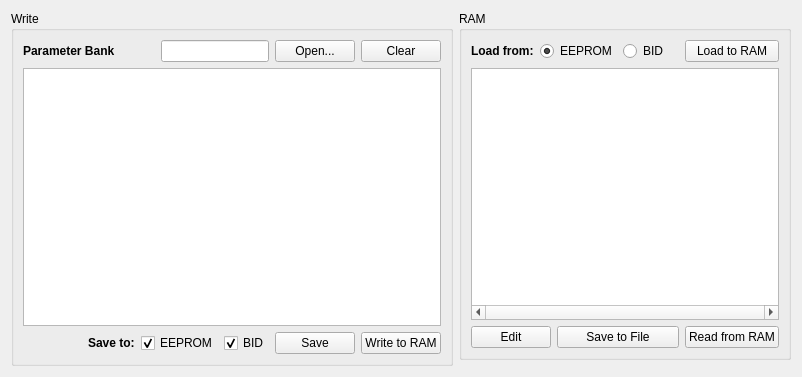
cnpem-emi/pemi, file src/ui/param.ui: the form before one commit.
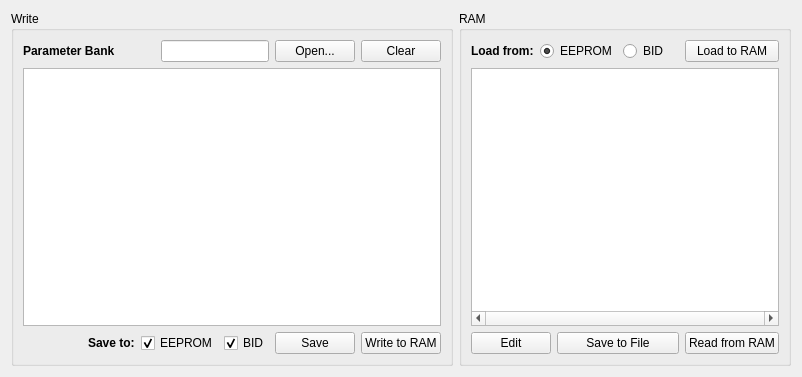
The form after the commit. Icons and pictures are not drawn.

```diff
--- a/src/ui/param.ui
+++ b/src/ui/param.ui
@@ -13,7 +13,7 @@
   <property name="windowTitle">
    <string>Form</string>
   </property>
-  <layout class="QGridLayout" name="gridLayout" rowstretch="0,0" columnstretch="4,3,0">
+  <layout class="QGridLayout" name="gridLayout" rowstretch="0,0" columnstretch="4,3">
    <item row="0" column="0" rowspan="2">
     <widget class="QGroupBox" name="groupBox">
      <property name="title">
@@ -151,7 +151,7 @@
      </layout>
     </widget>
    </item>
-   <item row="0" column="1">
+   <item row="0" column="1" rowspan="2">
     <widget class="QGroupBox" name="readGroupbox">
      <property name="title">
       <string>RAM</string>
```
Left out of the diff: 12 changed lines with no effect on the pictures.
